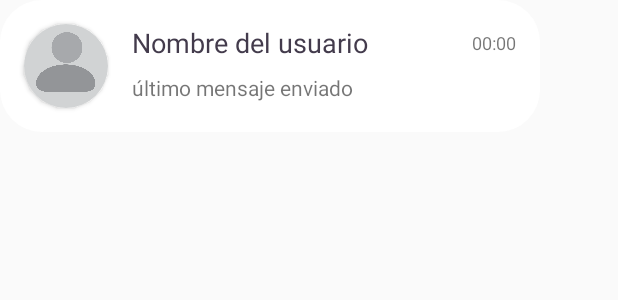
After one commit to AngelicaCorrales/IcesiCare, an Android app: the layout chat.xml on its own in the app's theme, with its tools: preview values and no code run, on a phone screen of 412 x 824 dp. The commit adds this screen. Shown: the top 300 px of the screen. Run offline under Robolectric (Android 15) with nearby library versions, the light colour scheme and no system bars; Roboto replaces fonts that are not available here.

Commit message:
feat: chat list obtained in student fragment

```diff
--- a/app/src/main/java/icesi/edu/co/icesicare/model/entity/Chat.kt
+++ b/app/src/main/java/icesi/edu/co/icesicare/model/entity/Chat.kt
@@ -2,6 +2,6 @@ package icesi.edu.co.icesicare.model.entity
 
 data class Chat(
 
-    var messages : ArrayList<Message>,
-    var id : String = ""
+    var messages: ArrayList<Message>? = null,
+    var id: String = ""
 )
--- /dev/null
+++ b/app/src/main/res/layout/chat.xml
@@ -0,0 +1,57 @@
+<?xml version="1.0" encoding="utf-8"?>
+<androidx.constraintlayout.widget.ConstraintLayout xmlns:android="http://schemas.android.com/apk/res/android"
+    xmlns:app="http://schemas.android.com/apk/res-auto"
+    xmlns:tools="http://schemas.android.com/tools"
+    android:layout_width="360dp"
+    android:layout_height="88dp"
+    android:background="@drawable/rectangle">
+
+    <androidx.cardview.widget.CardView
+        android:id="@+id/cardView6"
+        android:layout_width="wrap_content"
+        android:layout_height="wrap_content"
+        android:layout_marginStart="16dp"
+        android:layout_marginTop="16dp"
+        app:cardCornerRadius="28dp"
+        app:layout_constraintStart_toStartOf="parent"
+        app:layout_constraintTop_toTopOf="parent">
+
+        <ImageView
+            android:id="@+id/usrImage"
+            android:layout_width="56dp"
+            android:layout_height="56dp"
+            android:scaleType="centerCrop"
+            app:srcCompat="@drawable/default_profile_img" />
+    </androidx.cardview.widget.CardView>
+
+    <TextView
+        android:id="@+id/usrName"
+        android:layout_width="wrap_content"
+        android:layout_height="wrap_content"
+        android:layout_marginStart="16dp"
+        android:text="Nombre del usuario"
+        android:textColor="@color/black"
+        android:textSize="18sp"
+        app:layout_constraintStart_toEndOf="@+id/cardView6"
+        app:layout_constraintTop_toTopOf="@+id/cardView6" />
+
+    <TextView
+        android:id="@+id/lastMessage"
+        android:layout_width="wrap_content"
+        android:layout_height="wrap_content"
+        android:layout_marginTop="8dp"
+        android:text="último mensaje enviado"
+        app:layout_constraintStart_toStartOf="@+id/usrName"
+        app:layout_constraintTop_toBottomOf="@+id/usrName" />
+
+    <TextView
+        android:id="@+id/lastMessHour"
+        android:layout_width="wrap_content"
+        android:layout_height="wrap_content"
+        android:layout_marginTop="4dp"
+        android:layout_marginEnd="16dp"
+        android:text="00:00"
+        android:textSize="12sp"
+        app:layout_constraintEnd_toEndOf="parent"
+        app:layout_constraintTop_toTopOf="@+id/usrName" />
+</androidx.constraintlayout.widget.ConstraintLayout>
--- a/app/src/main/res/layout/fragment_student_chat.xml
+++ b/app/src/main/res/layout/fragment_student_chat.xml
@@ -31,8 +31,8 @@
         android:id="@+id/chatList"
         android:layout_width="0dp"
         android:layout_height="wrap_content"
+        android:layout_marginStart="24dp"
         android:layout_marginTop="16dp"
-        app:layout_constraintEnd_toEndOf="parent"
         app:layout_constraintStart_toStartOf="parent"
         app:layout_constraintTop_toBottomOf="@+id/cardView5" />
 </androidx.constraintlayout.widget.ConstraintLayout>
```
Also changed, not shown: app/src/main/java/icesi/edu/co/icesicare/model/dto/ChatDTO.kt (added, +9 -0 lines), app/src/main/java/icesi/edu/co/icesicare/model/repository/ChatRepository.kt (added, +26 -0 lines), app/src/main/java/icesi/edu/co/icesicare/view/adapters/ChatAdapter.kt (added, +44 -0 lines), app/src/main/java/icesi/edu/co/icesicare/view/fragments/StudentChatFragment.kt (+20 -2 lines), app/src/main/java/icesi/edu/co/icesicare/viewholder/ChatViewHolder.kt (added, +18 -0 lines), app/src/main/java/icesi/edu/co/icesicare/viewmodel/StudentChatsViewModel.kt (added, +38 -0 lines).
